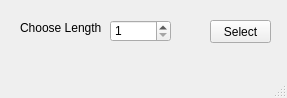
The window that spinboxwindow.ui (tdang93/Fibonacci_Greg_Tandy) describes before a commit, drawn with Qt 5.
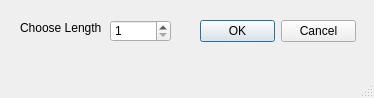
The same window after the commit.

Commit message:
Window updates, added signals/slots
Spinbox window to modify times, OK and Cancel buttons work as expected, moved showing main window to spinbox's OK button. Just a couple linker errors...

Diff of the .ui file:
```diff
--- a/spinboxwindow.ui
+++ b/spinboxwindow.ui
@@ -6,7 +6,7 @@
    <rect>
     <x>0</x>
     <y>0</y>
-    <width>287</width>
+    <width>374</width>
     <height>98</height>
    </rect>
   </property>
@@ -46,17 +46,17 @@
      <number>1</number>
     </property>
    </widget>
-   <widget class="QPushButton" name="pushButton">
+   <widget class="QDialogButtonBox" name="buttonBox">
     <property name="geometry">
      <rect>
-      <x>210</x>
+      <x>200</x>
       <y>20</y>
-      <width>61</width>
+      <width>156</width>
       <height>23</height>
      </rect>
     </property>
-    <property name="text">
-     <string>Select</string>
+    <property name="standardButtons">
+     <set>QDialogButtonBox::Cancel|QDialogButtonBox::Ok</set>
     </property>
    </widget>
   </widget>
```
Left out of the diff: 2 changed lines with no effect on the pictures. The commit also changes 4 other files.
